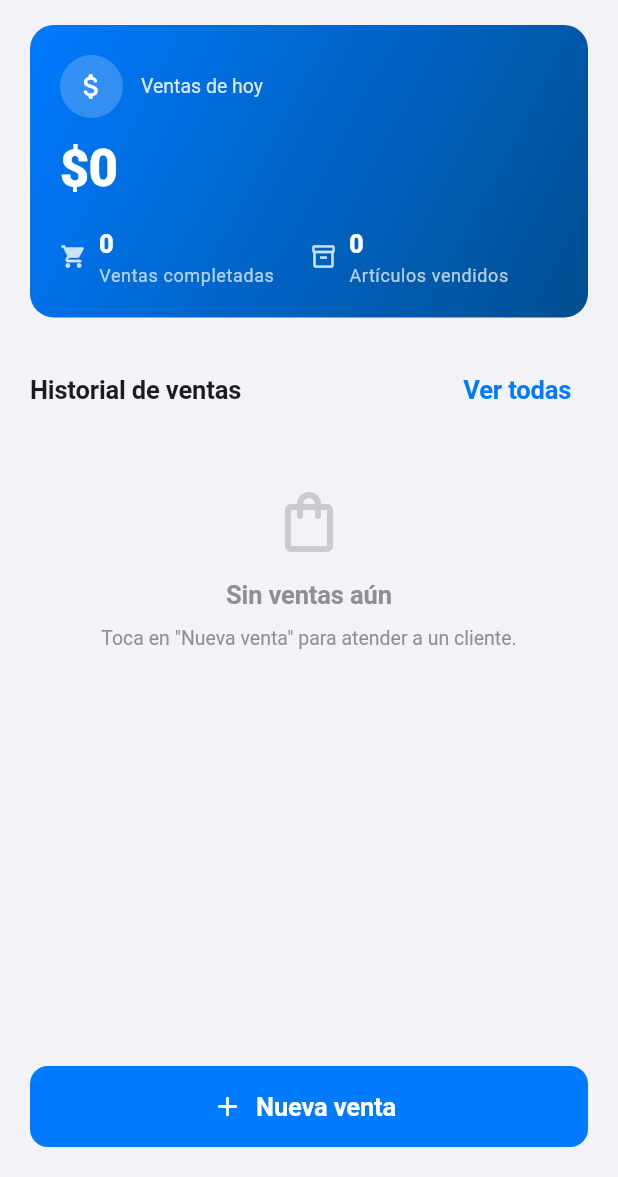
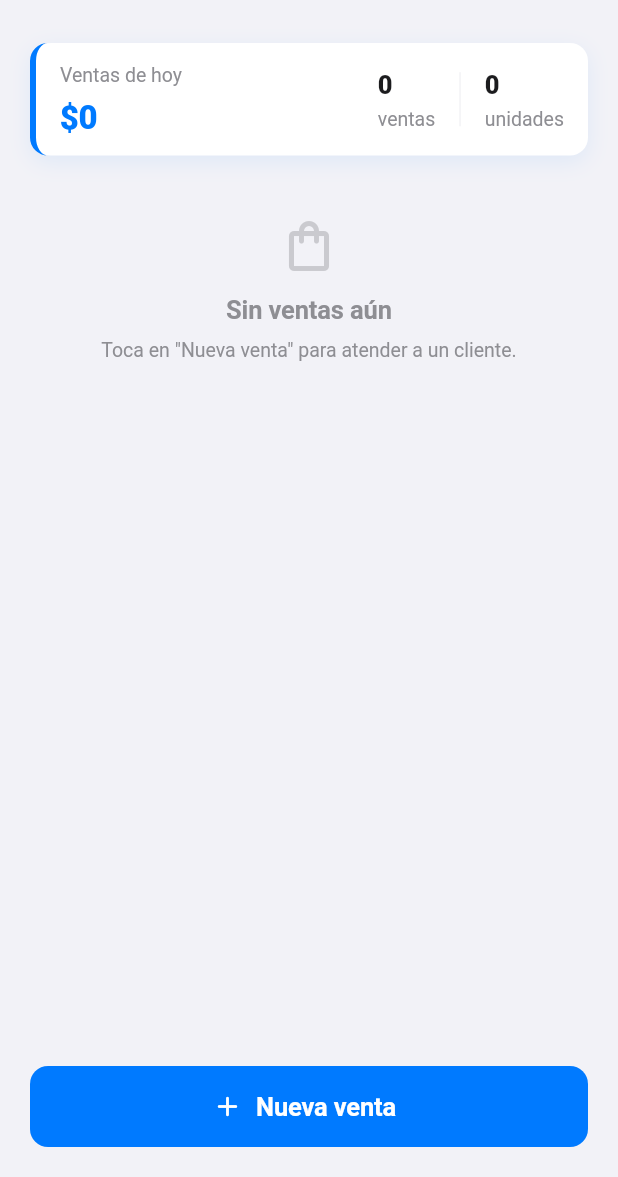
Before and after one commit to rmc03/Inventario-App, a Flutter app: the _TurnoActivoView screen opened directly, on a phone screen of 412 x 824 dp, the part 59-1236 px from its top. Run offline on Flutter 3.47's test engine with Material 3 defaults, Android fonts, the phone set to English and light mode, and no system bars; our stand-ins replace cached_network_image, connectivity_plus, flutter_riverpod, go_router, image_picker, sqflite and 1 more; accounts and stored records are empty.

Commit message:
refactor(mi_turno): compact card, appBar, badge chip, conditional header
- appBar simplified to plain title, badge moved to pill chip below card
- card: white bg + left 4px accent border + shadow + metric dividers
- hide "Ver todas" when no sales, compact empty state
- pago.dart: added MetodoPago enum

```diff
--- a/lib/features/turno/presentation/mi_turno_screen.dart
+++ b/lib/features/turno/presentation/mi_turno_screen.dart
@@ -187,6 +187,21 @@ class _TurnoActivoView extends ConsumerWidget {
         child: Column(
           crossAxisAlignment: CrossAxisAlignment.start,
           children: [
+            // Card resumen compacta (fija)
+            Padding(
+              padding: const EdgeInsets.fromLTRB(
+                AppSpacing.xl,
+                12,
+                AppSpacing.xl,
+                8,
+              ),
+              child: _ResumenDelDiaCard(
+                totalVentas: totalTurno,
+                cantidadVentas: ventas.length,
+                cantidadArticulos: totalArticulos,
+              ),
+            ),
+
             // Badge de turno activo
             if (turno.horaInicio != null)
               Padding(
@@ -194,49 +209,10 @@ class _TurnoActivoView extends ConsumerWidget {
                   AppSpacing.xl,
                   0,
                   AppSpacing.xl,
-                  AppSpacing.md,
+                  16,
                 ),
-                child: Column(
-                  crossAxisAlignment: CrossAxisAlignment.start,
-                  children: [
-                    Container(
-                      padding: const EdgeInsets.symmetric(
-                        horizontal: AppSpacing.md,
-                        vertical: 6,
-                      ),
-                      decoration: BoxDecoration(
-                        color: AppColors.success.withValues(alpha: 0.10),
-                        borderRadius: AppRadii.pillBorder,
-                      ),
-                      child: Row(
-                        mainAxisSize: MainAxisSize.min,
-                        children: [
-                          Container(
-                            width: 8,
-                            height: 8,
-                            decoration: const BoxDecoration(
-                              color: AppColors.success,
-                              shape: BoxShape.circle,
-                            ),
-                          ),
-                          const SizedBox(width: 8),
-                          Text(
-                            'Turno activo',
-                            style: Theme.of(context).textTheme.bodyMedium
-                                ?.copyWith(
-                                  color: AppColors.success,
-                                  fontWeight: FontWeight.w700,
-                                ),
-                          ),
-                        ],
-                      ),
-                    ),
-                    const SizedBox(height: AppSpacing.xs),
-                    Text(
-                      'Desde ${timeFormatter.format(turno.horaInicio!)}',
-                      style: Theme.of(context).textTheme.bodyMedium,
-                    ),
-                  ],
+                child: _BadgeChip(
+                  horaInicio: turno.horaInicio!,
                 ),
               ),
 
@@ -249,14 +225,7 @@ class _TurnoActivoView extends ConsumerWidget {
                     0,
                   ),
                 children: [
-                  // Card resumen azul
-                  _ResumenDelDiaCard(
-                    totalVentas: totalTurno,
-                    cantidadVentas: ventas.length,
-                    cantidadArticulos: totalArticulos,
-                  ),
-                  const SizedBox(height: AppSpacing.xxl),
-
+                  if (ventas.isNotEmpty) ...[
                     // Historial de ventas
                     Row(
                       mainAxisAlignment: MainAxisAlignment.spaceBetween,
@@ -272,17 +241,16 @@ class _TurnoActivoView extends ConsumerWidget {
                       ],
                     ),
                     const SizedBox(height: AppSpacing.sm),
-
-                  if (ventas.isEmpty)
-                    const _EmptyItems()
-                  else
                     ...List.generate(ventas.length, (i) {
                       return Padding(
                         padding: const EdgeInsets.only(bottom: AppSpacing.md),
                         child: _VentaCard(venta: ventas[i]),
                       );
                     }),
+                  ],
 
+                  if (ventas.isEmpty)
+                    const _EmptyItems(),
                 ],
               ),
             ),
@@ -333,64 +301,55 @@ class _ResumenDelDiaCard extends StatelessWidget {
   Widget build(BuildContext context) {
     return Container(
       width: double.infinity,
-      padding: const EdgeInsets.all(AppSpacing.xl),
+      padding: const EdgeInsets.fromLTRB(16, 12, 16, 12),
       decoration: BoxDecoration(
-        gradient: const LinearGradient(
-          colors: [AppColors.primary, AppColors.primaryDark],
-          begin: Alignment.topLeft,
-          end: Alignment.bottomRight,
+        color: AppColors.surface,
+        borderRadius: AppRadii.mdBorder,
+        border: const Border(
+          left: BorderSide(color: AppColors.primary, width: 4),
         ),
-        borderRadius: AppRadii.lgBorder,
+        boxShadow: [
+          BoxShadow(
+            color: AppColors.primary.withValues(alpha: 0.08),
+            blurRadius: 12,
+            offset: const Offset(0, 4),
           ),
+        ],
+      ),
+      child: Row(
+        children: [
+          Expanded(
             child: Column(
               crossAxisAlignment: CrossAxisAlignment.start,
               children: [
-          Row(
-            children: [
-              Container(
-                padding: const EdgeInsets.all(10),
-                decoration: BoxDecoration(
-                  color: Colors.white.withValues(alpha: 0.20),
-                  shape: BoxShape.circle,
-                ),
-                child: const Icon(
-                  Icons.attach_money_rounded,
-                  color: Colors.white,
-                  size: 22,
-                ),
-              ),
-              const SizedBox(width: AppSpacing.md),
                 Text(
                   'Ventas de hoy',
-                style: Theme.of(context).textTheme.bodyMedium?.copyWith(
-                  color: Colors.white.withValues(alpha: 0.85),
+                  style: Theme.of(context).textTheme.bodyMedium,
+                ),
+                const SizedBox(height: 4),
+                Text(
+                  formatCurrency(totalVentas),
+                  style: Theme.of(context).textTheme.headlineMedium?.copyWith(
+                    color: AppColors.primary,
+                    fontWeight: FontWeight.w800,
                   ),
                 ),
               ],
             ),
-          const SizedBox(height: AppSpacing.md),
-          Text(
-            formatCurrency(totalVentas),
-            style: Theme.of(context).textTheme.headlineLarge?.copyWith(
-              color: Colors.white,
-              fontWeight: FontWeight.w800,
           ),
+          _CompactMetrica(
+            valor: '$cantidadVentas',
+            label: 'ventas',
           ),
-          const SizedBox(height: AppSpacing.lg),
-          Row(
-            children: [
-              _ResumenMetrica(
-                icon: Icons.shopping_cart_rounded,
-                valor: '$cantidadVentas',
-                label: 'Ventas completadas',
+          const SizedBox(width: 16),
+          SizedBox(
+            height: 36,
+            child: VerticalDivider(width: 1, color: AppColors.line),
           ),
-              const SizedBox(width: AppSpacing.xxl),
-              _ResumenMetrica(
-                icon: Icons.inventory_2_outlined,
+          const SizedBox(width: 16),
+          _CompactMetrica(
             valor: '$cantidadArticulos',
-                label: 'Artículos vendidos',
-              ),
-            ],
+            label: 'unidades',
           ),
         ],
       ),
@@ -398,42 +357,70 @@ class _ResumenDelDiaCard extends StatelessWidget {
   }
 }
 
-class _ResumenMetrica extends StatelessWidget {
-  const _ResumenMetrica({
-    required this.icon,
+class _CompactMetrica extends StatelessWidget {
+  const _CompactMetrica({
     required this.valor,
     required this.label,
   });
 
-  final IconData icon;
   final String valor;
   final String label;
 
   @override
   Widget build(BuildContext context) {
-    return Row(
-      children: [
-        Icon(icon, color: Colors.white.withValues(alpha: 0.80), size: 18),
-        const SizedBox(width: AppSpacing.sm),
-        Column(
+    return Column(
       crossAxisAlignment: CrossAxisAlignment.start,
       children: [
         Text(
           valor,
           style: Theme.of(context).textTheme.titleMedium?.copyWith(
-                color: Colors.white,
             fontWeight: FontWeight.w800,
           ),
         ),
         Text(
           label,
-              style: Theme.of(context).textTheme.bodySmall?.copyWith(
-                color: Colors.white.withValues(alpha: 0.70),
+          style: Theme.of(context).textTheme.bodyMedium,
+        ),
+      ],
+    );
+  }
+}
+
+class _BadgeChip extends StatelessWidget {
+  const _BadgeChip({required this.horaInicio});
+
+  final DateTime horaInicio;
+
+  @override
+  Widget build(BuildContext context) {
+    return Container(
+      padding: const EdgeInsets.symmetric(horizontal: 10, vertical: 4),
+      decoration: BoxDecoration(
+        color: AppColors.surfaceSecondary,
+        borderRadius: BorderRadius.circular(20),
+      ),
+      child: Row(
+        mainAxisSize: MainAxisSize.min,
+        children: [
+          Container(
+            width: 6,
+            height: 6,
+            decoration: const BoxDecoration(
+              color: AppColors.success,
+              shape: BoxShape.circle,
+            ),
+          ),
+          const SizedBox(width: 6),
+          Text(
+            'Turno activo \u00b7 Desde ${timeFormatter.format(horaInicio)}',
+            style: const TextStyle(
+              fontSize: 12,
+              color: AppColors.success,
+              fontWeight: FontWeight.w600,
             ),
           ),
         ],
       ),
-      ],
     );
   }
 }
@@ -445,23 +432,23 @@ class _EmptyItems extends StatelessWidget {
   Widget build(BuildContext context) {
     return Center(
       child: Padding(
-        padding: const EdgeInsets.all(32),
+        padding: const EdgeInsets.fromLTRB(16, 32, 16, 16),
         child: Column(
           mainAxisSize: MainAxisSize.min,
           children: [
             Icon(
               Icons.shopping_bag_outlined,
-              size: 48,
+              size: 40,
               color: AppColors.muted.withValues(alpha: 0.4),
             ),
-            const SizedBox(height: 12),
+            const SizedBox(height: 10),
             Text(
               'Sin ventas aún',
               style: Theme.of(
                 context,
               ).textTheme.titleMedium?.copyWith(color: AppColors.muted),
             ),
-            const SizedBox(height: 6),
+            const SizedBox(height: 4),
             Text(
               'Toca en "Nueva venta" para atender a un cliente.',
               style: Theme.of(context).textTheme.bodyMedium,
--- a/lib/shared/models/pago.dart
+++ b/lib/shared/models/pago.dart
@@ -1,3 +1,19 @@
+import 'package:flutter/material.dart';
+
+enum MetodoPago {
+  efectivo('Efectivo', Icons.payments_outlined),
+  transferencia('Transferencia', Icons.account_balance_outlined);
+
+  const MetodoPago(this.label, this.icon);
+  final String label;
+  final IconData icon;
+
+  String get key => name;
+
+  static MetodoPago fromKey(String key) =>
+      MetodoPago.values.firstWhere((e) => e.key == key);
+}
+
 class Pago {
   const Pago({
     required this.metodo,
@@ -5,18 +21,18 @@ class Pago {
     this.efectivoRecibido,
   });
 
-  final String metodo; // 'efectivo' | 'tarjeta' | 'transferencia'
+  final MetodoPago metodo;
   final double monto;
   final double? efectivoRecibido;
 
   Map<String, dynamic> toJson() => {
-        'metodo': metodo,
+        'metodo': metodo.key,
         'monto': monto,
         'efectivo_recibido': efectivoRecibido,
       };
 
   factory Pago.fromJson(Map<String, dynamic> json) => Pago(
-        metodo: json['metodo'] as String,
+        metodo: MetodoPago.fromKey(json['metodo'] as String),
         monto: (json['monto'] as num).toDouble(),
         efectivoRecibido: json['efectivo_recibido'] != null
             ? (json['efectivo_recibido'] as num).toDouble()
```
Also changed, not shown: 1 other file. Lines whose indentation alone changed are shown as unchanged.
